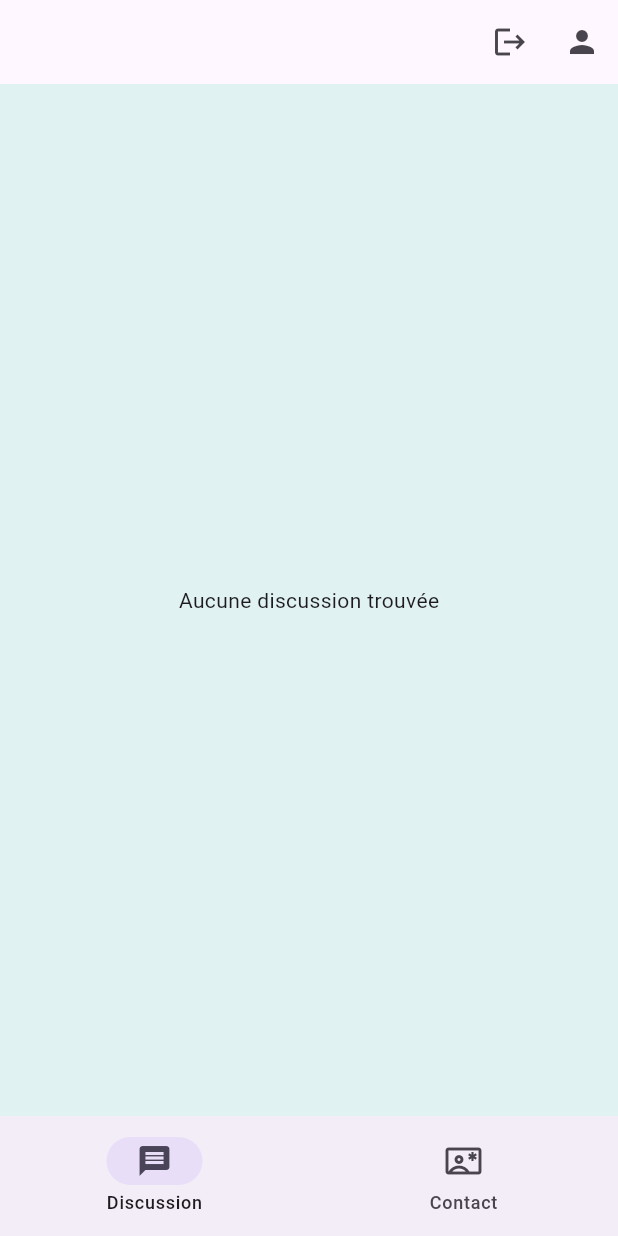
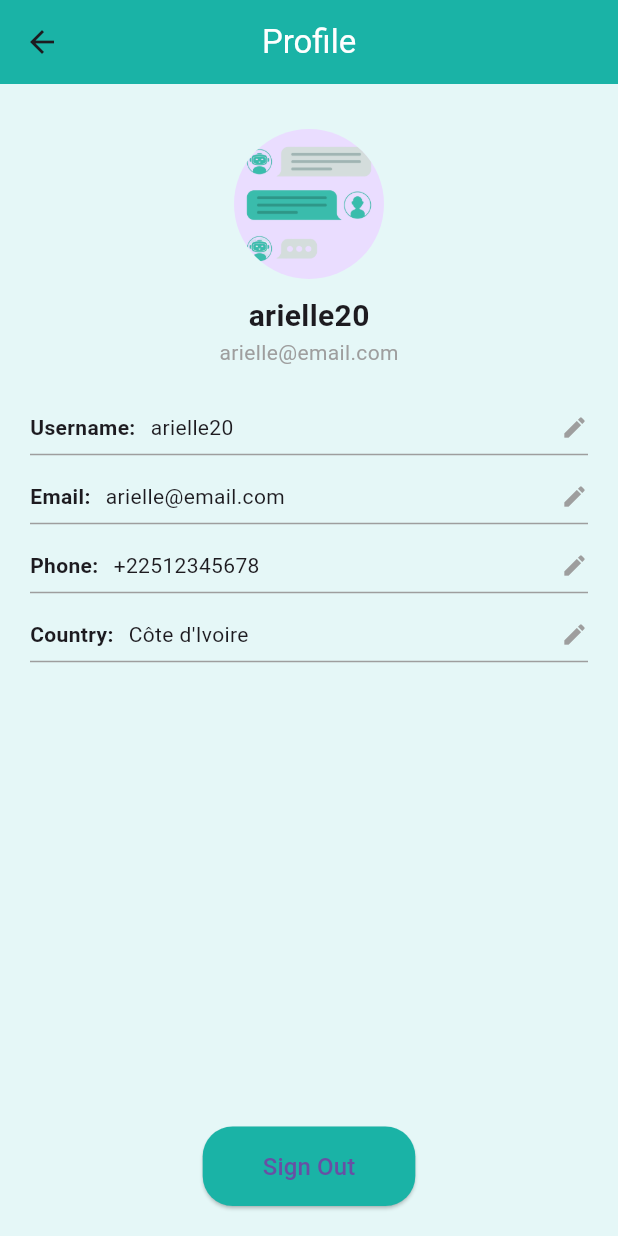
Before and after one commit to Bamba-Masso/flutter_app, a Flutter app: the screen it shows once a user with an empty profile is signed in, after a tap on the "person" icon, on a phone screen of 412 x 824 dp. Run offline on Flutter 3.47's test engine with Material 3 defaults, Android fonts, the phone set to English and light mode, and no system bars; our stand-ins replace cloud_firestore, firebase_auth, firebase_core, fluttertoast, google_sign_in; accounts and stored records are empty.

Commit message:
UPDATE: update le design and add profile_screen

```diff
--- a/flutter/lib/composants/message.dart
+++ b/flutter/lib/composants/message.dart
@@ -16,7 +16,7 @@ class Message extends StatelessWidget {
         width: 60,
         decoration: BoxDecoration(
           shape: BoxShape.circle,
-          color: Colors.lightGreen,
+          color: const Color.fromARGB(255, 9, 153, 105),
         ),
         child: Icon(Icons.person, color: Colors.white),
       ),
--- a/flutter/lib/screens/chat_screen.dart
+++ b/flutter/lib/screens/chat_screen.dart
@@ -1,5 +1,6 @@
 import 'package:chat_app/screens/discussion.dart';
 import 'package:chat_app/screens/one_screen.dart';
+import 'package:chat_app/screens/profile_screen.dart';
 import 'package:firebase_auth/firebase_auth.dart';
 import 'package:flutter/material.dart';
 import 'package:chat_app/services/firebase/auth.dart';
@@ -7,6 +8,7 @@ import 'package:cloud_firestore/cloud_firestore.dart';
 import 'package:chat_app/screens/contact.dart';
 import 'package:chat_app/screens/getDiscussion.dart';
 import 'package:chat_app/composants/message.dart';
+import 'package:chat_app/screens/profile_screen.dart';
 
 class ChatScreen extends StatefulWidget {
   const ChatScreen({super.key});
@@ -24,8 +26,6 @@ class ChatScreenState extends State<ChatScreen> {
 
   @override
   Widget build(BuildContext context) {
-    // final currentUser = FirebaseAuth.instance;
-
     if (user == null) {
       return const Center(child: CircularProgressIndicator());
     }
@@ -40,10 +40,10 @@ class ChatScreenState extends State<ChatScreen> {
         userMail: userMail,
         userUsername: userUsername,
       ),
-      ContactPage(),
+      const ContactPage(),
     ];
+
     return Scaffold(
-      // body: pages[pageIndex],
       appBar: AppBar(
         title: Text(user?.displayName ?? ""),
         actions: [
@@ -57,10 +57,17 @@ class ChatScreenState extends State<ChatScreen> {
               );
             },
           ),
-          IconButton(onPressed: () {}, icon: const Icon(Icons.person)),
+          IconButton(
+            icon: const Icon(Icons.person),
+            onPressed: () {
+              Navigator.push(
+                context,
+                MaterialPageRoute(builder: (context) => const ProfileScreen()),
+              );
+            },
+          ),
         ],
       ),
-
       backgroundColor: const Color(0xFFE0F2F1),
       body: pages[pageIndex],
       bottomNavigationBar: NavigationBar(
@@ -81,7 +88,3 @@ class ChatScreenState extends State<ChatScreen> {
     );
   }
 }
-
-extension on User? {
-  get username => null;
-}
--- /dev/null
+++ b/flutter/lib/screens/profile_screen.dart
@@ -0,0 +1,177 @@
+import 'package:flutter/material.dart';
+
+class UserProfile {
+  String username;
+  String email;
+  String phone;
+  String country;
+
+  UserProfile({
+    required this.username,
+    required this.email,
+    required this.phone,
+    required this.country,
+  });
+}
+
+class ProfileScreen extends StatefulWidget {
+  const ProfileScreen({Key? key}) : super(key: key);
+
+  @override
+  State<ProfileScreen> createState() => _ProfileScreenState();
+}
+
+class _ProfileScreenState extends State<ProfileScreen> {
+  UserProfile profile = UserProfile(
+    username: "arielle20",
+    email: "arielle@email.com",
+    phone: "+22512345678",
+    country: "Côte d'Ivoire",
+  );
+
+  void _editField(String field, String currentValue) async {
+    TextEditingController controller = TextEditingController(text: currentValue);
+
+    await showModalBottomSheet(
+      context: context,
+      isScrollControlled: true,
+      shape: const RoundedRectangleBorder(
+        borderRadius: BorderRadius.vertical(top: Radius.circular(20)),
+      ),
+      builder: (context) => Padding(
+        padding: MediaQuery.of(context).viewInsets,
+        child: Padding(
+          padding: const EdgeInsets.all(20),
+          child: Column(
+            mainAxisSize: MainAxisSize.min,
+            children: [
+              Text("Edit $field", style: const TextStyle(fontSize: 18, fontWeight: FontWeight.bold)),
+              const SizedBox(height: 10),
+              TextField(
+                controller: controller,
+                decoration: InputDecoration(
+                  labelText: field,
+                  border: const OutlineInputBorder(),
+                ),
+              ),
+              const SizedBox(height: 15),
+              ElevatedButton(
+                onPressed: () {
+                  setState(() {
+                    switch (field) {
+                      case "Username":
+                        profile.username = controller.text;
+                        break;
+                      case "Email":
+                        profile.email = controller.text;
+                        break;
+                      case "Phone":
+                        profile.phone = controller.text;
+                        break;
+                      case "Country":
+                        profile.country = controller.text;
+                        break;
+                    }
+                  });
+                  Navigator.pop(context);
+                },
+                child: const Text("Save"),
+              )
+            ],
+          ),
+        ),
+      ),
+    );
+  }
+
+  @override
+  Widget build(BuildContext context) {
+    return Scaffold(
+      backgroundColor: const Color(0xFFE5F7F7),
+      appBar: AppBar(
+        backgroundColor: const Color(0xFF1AB3A6),
+        title: const Text("Profile", style: TextStyle(color: Colors.white)),
+        centerTitle: true,
+      ),
+      body: Column(
+        children: [
+          const SizedBox(height: 30),
+          const CircleAvatar(
+            radius: 50,
+            backgroundImage: AssetImage('assets/images/img3.png'),
+          ),
+          const SizedBox(height: 10),
+          Text(
+            profile.username,
+            style: const TextStyle(fontSize: 20, fontWeight: FontWeight.bold),
+          ),
+          Text(
+            profile.email,
+            style: const TextStyle(color: Colors.grey),
+          ),
+          const SizedBox(height: 30),
+          Padding(
+            padding: const EdgeInsets.symmetric(horizontal: 20),
+            child: Column(
+              children: [
+                ProfileItem(label: "Username", value: profile.username, onTap: () => _editField("Username", profile.username)),
+                ProfileItem(label: "Email", value: profile.email, onTap: () => _editField("Email", profile.email)),
+                ProfileItem(label: "Phone", value: profile.phone, onTap: () => _editField("Phone", profile.phone)),
+                ProfileItem(label: "Country", value: profile.country, onTap: () => _editField("Country", profile.country)),
+              ],
+            ),
+          ),
+          const Spacer(),
+          Padding(
+            padding: const EdgeInsets.all(20),
+            child: ElevatedButton(
+              onPressed: () {
+
+              },
+              style: ElevatedButton.styleFrom(
+                backgroundColor: const Color(0xFF1AB3A6),
+                shape: RoundedRectangleBorder(borderRadius: BorderRadius.circular(20)),
+                padding: const EdgeInsets.symmetric(horizontal: 40, vertical: 15),
+              ),
+              child: const Text("Sign Out", style: TextStyle(fontSize: 16)),
+            ),
+          ),
+        ],
+      ),
+    );
+  }
+}
+
+class ProfileItem extends StatelessWidget {
+  final String label;
+  final String value;
+  final VoidCallback onTap;
+
+  const ProfileItem({
+    required this.label,
+    required this.value,
+    required this.onTap,
+    Key? key,
+  }) : super(key: key);
+
+  @override
+  Widget build(BuildContext context) {
+    return GestureDetector(
+      onTap: onTap,
+      child: Column(
+        children: [
+          Row(
+            children: [
+              Text("$label:", style: const TextStyle(fontWeight: FontWeight.bold)),
+              const SizedBox(width: 10),
+              Expanded(child: Text(value)),
+              const Icon(Icons.edit, size: 18, color: Colors.grey),
+            ],
+          ),
+          const Divider(thickness: 1, color: Colors.grey),
+          const SizedBox(height: 10),
+        ],
+      ),
+    );
+  }
+}
```
Also changed, not shown: flutter/lib/screens/discussion.dart (+64 -16 lines).
